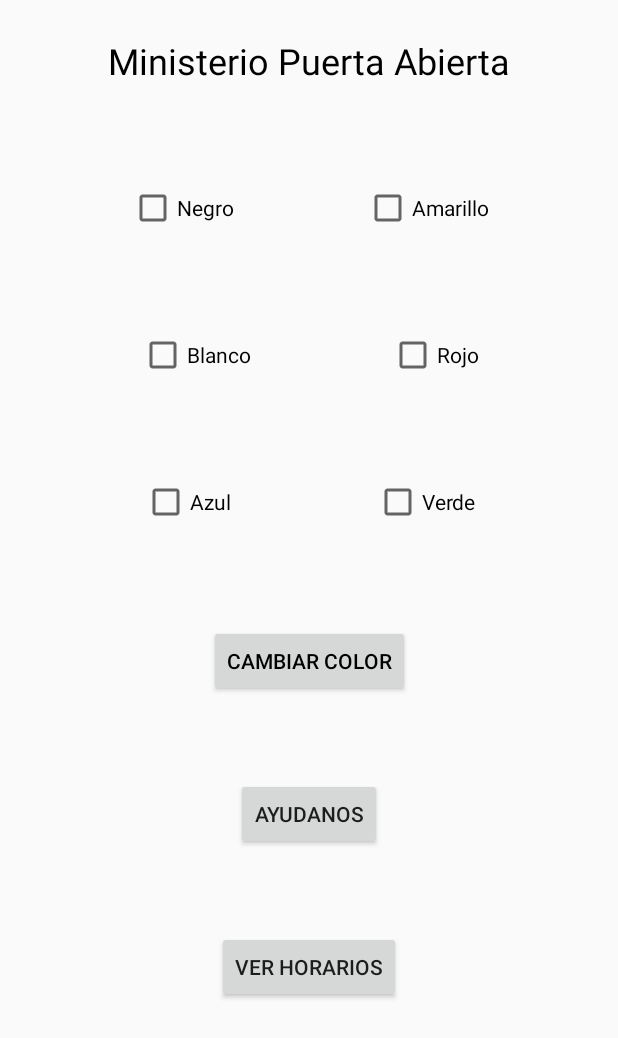
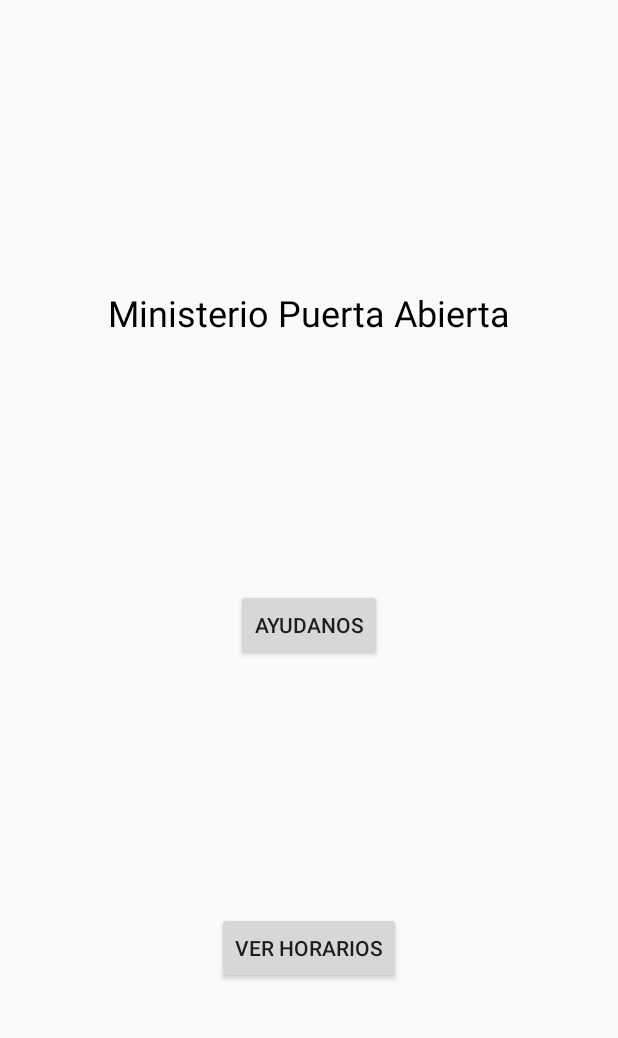
Before and after one commit to Thomacho18021/Ministerio-Puerta-Abierta-Lirqu-n, an Android app: the layout activity_main.xml on its own in the app's theme, with its tools: preview values and no code run, on a phone screen of 412 x 824 dp. Shown: the top 1038 px of the screen. Run offline under Robolectric (Android 15) with nearby library versions, the phone set to English and light mode, and no system bars.

Commit message:
10 Commit: Se modifica interfaz visual buscando interfaz de app definitiva

```diff
--- a/app/src/main/java/com/srcarrillo/ministeriopuertaabiertalirqun/Rating.java
+++ b/app/src/main/java/com/srcarrillo/ministeriopuertaabiertalirqun/Rating.java
@@ -6,6 +6,7 @@ import android.content.Intent;
 import android.net.Uri;
 import android.os.Bundle;
 import android.util.Log;
+import android.view.KeyEvent;
 import android.view.View;
 import android.widget.Button;
 import android.widget.EditText;
@@ -19,6 +20,7 @@ public class Rating extends AppCompatActivity {
     private EditText inputNombre, inputComentario;
     private Button btnRatingVolver, btnEnviar;
     private RatingBar rbAyudanos;
+    private boolean NombreOk = false;
 
     @Override
     protected void onCreate(Bundle savedInstanceState) {
@@ -30,6 +32,11 @@ public class Rating extends AppCompatActivity {
         btnRatingVolver = findViewById(R.id.btnRatingVolver);
         btnEnviar = findViewById(R.id.btnEnviar);
         rbAyudanos = findViewById(R.id.rbAyudanos);
+
+        btnEnviar.setEnabled(false);
+        rbAyudanos.setNumStars(7);
+        rbAyudanos.setEnabled(false);
+        rbAyudanos.setRating(0);
 
         btnRatingVolver.setOnClickListener(new View.OnClickListener() {
             @Override
@@ -44,8 +51,20 @@ public class Rating extends AppCompatActivity {
                 enviarEmail(inputNombre.getText().toString()+":\n"+inputComentario.getText().toString()+"\n"+rbAyudanos.getRating()+" Estrellas");
             }
         });
+        inputNombre.setOnKeyListener(new View.OnKeyListener() {
+            @Override
+            public boolean onKey(View view, int i, KeyEvent keyEvent) {
+                if (inputNombre.getText().toString().length()<3){
+                    inputNombre.setError("Nombre muy Corto ( 4 Caracteres mínimo )");
+                }else {
+                    NombreOk = true;
+                }
+                return false;
+            }
+        });
 
     }
+
     public void enviarEmail(String mensaje){
         Intent emailIntent = new Intent(Intent.ACTION_SENDTO);
 
--- a/app/src/main/res/layout/activity_main.xml
+++ b/app/src/main/res/layout/activity_main.xml
@@ -5,39 +5,6 @@
     android:layout_width="match_parent"
     android:layout_height="match_parent"
     tools:context=".MainActivity">
-
-    <CheckBox
-        android:id="@+id/cbAmarillo"
-        android:layout_width="wrap_content"
-        android:layout_height="wrap_content"
-        android:text="Amarillo"
-        app:layout_constraintBottom_toTopOf="@+id/cbRojo"
-        app:layout_constraintEnd_toEndOf="parent"
-        app:layout_constraintHorizontal_bias="0.5"
-        app:layout_constraintStart_toEndOf="@+id/cbNegro"
-        app:layout_constraintTop_toBottomOf="@+id/txtTitulo" />
-
-    <CheckBox
-        android:id="@+id/cbVerde"
-        android:layout_width="wrap_content"
-        android:layout_height="wrap_content"
-        android:text="Verde"
-        app:layout_constraintBottom_toTopOf="@+id/btnCambiar"
-        app:layout_constraintEnd_toEndOf="parent"
-        app:layout_constraintHorizontal_bias="0.5"
-        app:layout_constraintStart_toEndOf="@+id/cbAzul"
-        app:layout_constraintTop_toBottomOf="@+id/cbRojo" />
-
-    <CheckBox
-        android:id="@+id/cbRojo"
-        android:layout_width="wrap_content"
-        android:layout_height="wrap_content"
-        android:text="Rojo"
-        app:layout_constraintBottom_toTopOf="@+id/cbVerde"
-        app:layout_constraintEnd_toEndOf="parent"
-        app:layout_constraintHorizontal_bias="0.5"
-        app:layout_constraintStart_toEndOf="@+id/cbBlanco"
-        app:layout_constraintTop_toBottomOf="@+id/cbAmarillo" />
 
     <TextView
         android:id="@+id/txtTitulo"
@@ -47,56 +14,11 @@
         android:text="Ministerio Puerta Abierta"
         android:textColor="#000000"
         android:textSize="24sp"
+        app:layout_constraintBottom_toTopOf="@+id/btnAyudanos"
         app:layout_constraintEnd_toEndOf="parent"
         app:layout_constraintHorizontal_bias="0.5"
         app:layout_constraintStart_toStartOf="parent"
         app:layout_constraintTop_toTopOf="parent" />
-
-    <Button
-        android:id="@+id/btnCambiar"
-        android:layout_width="wrap_content"
-        android:layout_height="wrap_content"
-        android:onClick="Cambio"
-        android:text="Cambiar Color"
-        android:textColor="#000000"
-        app:layout_constraintBottom_toBottomOf="parent"
-        app:layout_constraintEnd_toEndOf="parent"
-        app:layout_constraintHorizontal_bias="0.5"
-        app:layout_constraintStart_toStartOf="parent"
-        app:layout_constraintTop_toBottomOf="@+id/txtTitulo" />
-
-    <CheckBox
-        android:id="@+id/cbNegro"
-        android:layout_width="wrap_content"
-        android:layout_height="wrap_content"
-        android:text="Negro"
-        app:layout_constraintBottom_toTopOf="@+id/cbBlanco"
-        app:layout_constraintEnd_toStartOf="@+id/cbAmarillo"
-        app:layout_constraintHorizontal_bias="0.5"
-        app:layout_constraintStart_toStartOf="parent"
-        app:layout_constraintTop_toBottomOf="@+id/txtTitulo" />
-
-    <CheckBox
-        android:id="@+id/cbAzul"
-        android:layout_width="wrap_content"
-        android:layout_height="wrap_content"
-        android:text="Azul"
-        app:layout_constraintBottom_toTopOf="@+id/btnCambiar"
-        app:layout_constraintEnd_toStartOf="@+id/cbVerde"
-        app:layout_constraintHorizontal_bias="0.5"
-        app:layout_constraintStart_toStartOf="parent"
-        app:layout_constraintTop_toBottomOf="@+id/cbBlanco" />
-
-    <CheckBox
-        android:id="@+id/cbBlanco"
-        android:layout_width="wrap_content"
-        android:layout_height="wrap_content"
-        android:text="Blanco"
-        app:layout_constraintBottom_toTopOf="@+id/cbAzul"
-        app:layout_constraintEnd_toStartOf="@+id/cbRojo"
-        app:layout_constraintHorizontal_bias="0.5"
-        app:layout_constraintStart_toStartOf="parent"
-        app:layout_constraintTop_toBottomOf="@+id/cbNegro" />
 
     <Button
         android:id="@+id/btnHorarios"
@@ -107,7 +29,7 @@
         app:layout_constraintEnd_toEndOf="parent"
         app:layout_constraintHorizontal_bias="0.5"
         app:layout_constraintStart_toStartOf="parent"
-        app:layout_constraintTop_toBottomOf="@+id/btnCambiar" />
+        app:layout_constraintTop_toBottomOf="@+id/btnAyudanos" />
 
     <Button
         android:id="@+id/btnAyudanos"
@@ -118,6 +40,6 @@
         app:layout_constraintEnd_toEndOf="parent"
         app:layout_constraintHorizontal_bias="0.5"
         app:layout_constraintStart_toStartOf="parent"
-        app:layout_constraintTop_toBottomOf="@+id/btnCambiar" />
+        app:layout_constraintTop_toBottomOf="@+id/txtTitulo" />
 
 </androidx.constraintlayout.widget.ConstraintLayout>
```
